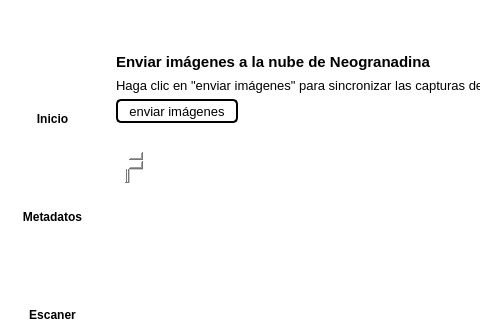
First picture: the form in main.ui, repository neogranadina/neo_escan, before the edit; both pictures show x 0 to 480 and y 0 to 327 of the 1230 by 717 pixel window.
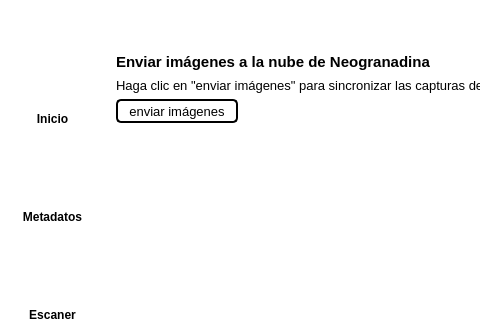
Second picture: the form after the edit. The open tabs and pages were chosen to show the change. Icons and pictures are not drawn.

Diff of the .ui file:
```diff
--- a/main.ui
+++ b/main.ui
@@ -5687,10 +5687,16 @@
                <rect>
                 <x>20</x>
                 <y>120</y>
-                <width>18</width>
-                <height>31</height>
+                <width>800</width>
+                <height>600</height>
                </rect>
               </property>
+              <property name="minimumSize">
+               <size>
+                <width>800</width>
+                <height>600</height>
+               </size>
+              </property>
               <property name="widgetResizable">
                <bool>true</bool>
               </property>
@@ -5699,13 +5705,25 @@
                 <rect>
                  <x>0</x>
                  <y>0</y>
-                 <width>18</width>
-                 <height>31</height>
+                 <width>800</width>
+                 <height>600</height>
                 </rect>
                </property>
+               <property name="minimumSize">
+                <size>
+                 <width>800</width>
+                 <height>600</height>
+                </size>
+               </property>
                <layout class="QVBoxLayout" name="verticalLayout_37">
                 <item>
                  <widget class="QLabel" name="promtText">
+                  <property name="minimumSize">
+                   <size>
+                    <width>800</width>
+                    <height>600</height>
+                   </size>
+                  </property>
                   <property name="text">
                    <string/>
                   </property>
```
Left out of the diff: 17 changed lines with no effect on the pictures.
